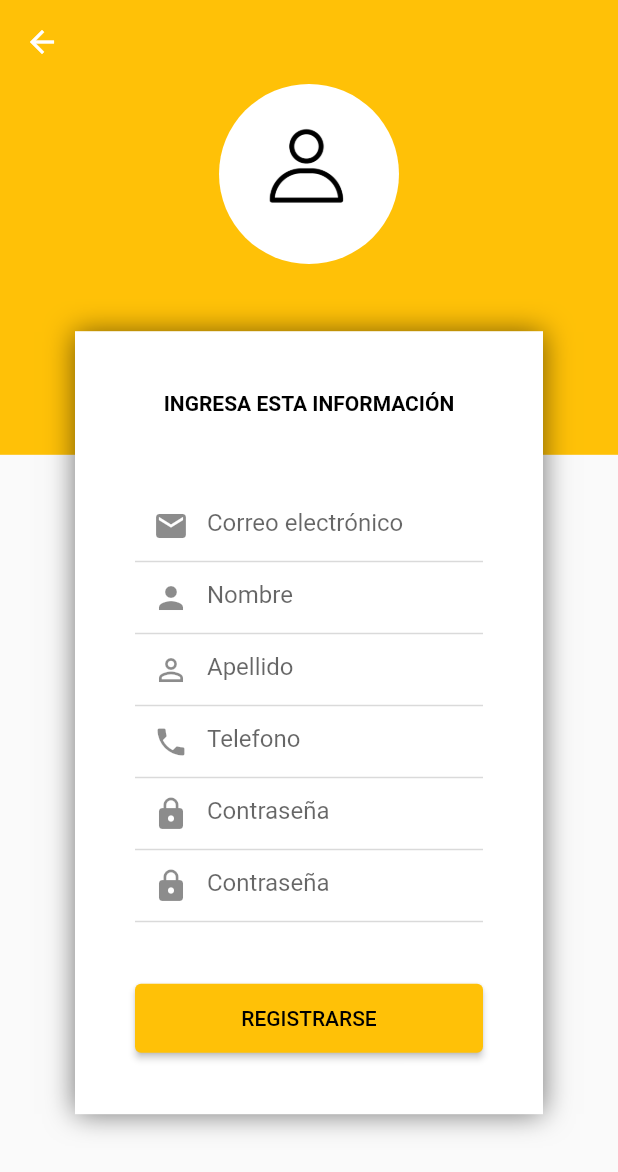
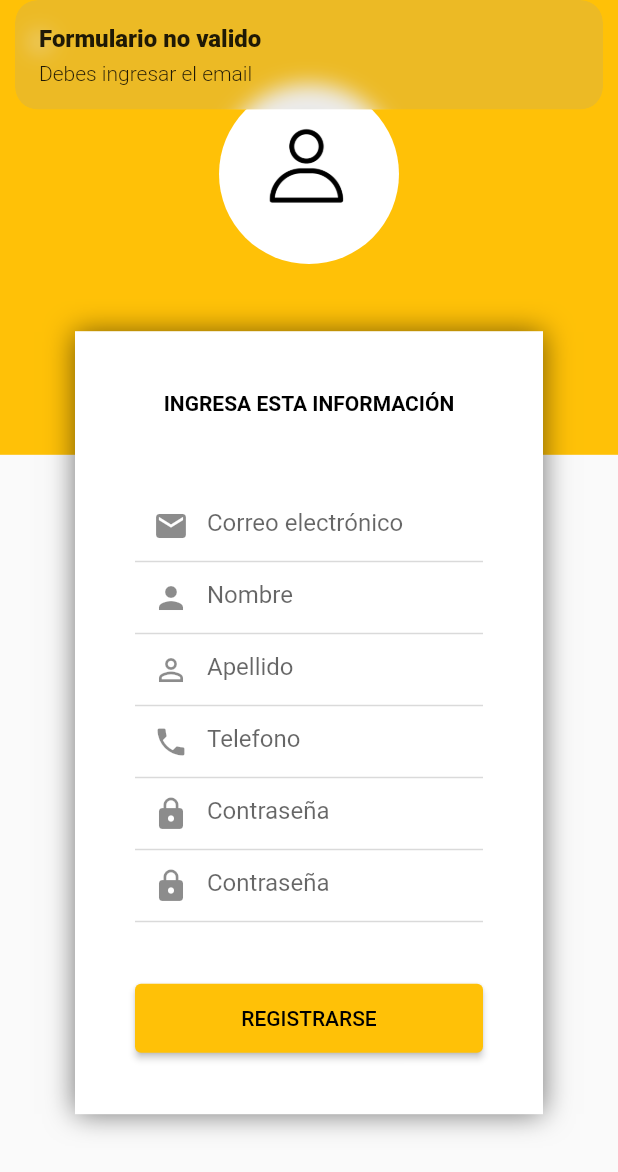
Before and after one commit to MegalLink/FlutterDeliveryApp, a Flutter app: the RegisterPage screen opened by its route, after a tap on "REGISTRARSE", on a phone screen of 412 x 824 dp. Shown: the top 1172 px of the screen. Run offline on Flutter 3.47's test engine with Material 2 defaults, Android fonts, the phone set to English and light mode, and no system bars; our stand-ins replace get.

Commit message:
Add validations to login and register page flutter

```diff
--- a/lib/src/pages/Login/login_controller.dart
+++ b/lib/src/pages/Login/login_controller.dart
@@ -1,7 +1,39 @@
+import 'package:flutter/material.dart';
 import 'package:get/get.dart';
 
 class LoginController extends GetxController {
+  TextEditingController emailCtrl = TextEditingController();
+  TextEditingController passwordCtrl = TextEditingController();
+
   void goToRegisterPage() {
     Get.toNamed('/register');
   }
+
+  void login() {
+    String email = emailCtrl.text.trim();
+    String password = passwordCtrl.text.trim();
+
+    if (isValidForm(email, password)) {
+      Get.snackbar('Login Data', 'Email $email , Password $password');
+    }
+  }
+
+  bool isValidForm(String email, String password) {
+    if (email.isEmpty) {
+      Get.snackbar('Formulario no valido', 'Debes ingresar el email');
+      return false;
+    }
+
+    if (!GetUtils.isEmail(email)) {
+      Get.snackbar('Formulario no valido', 'Debes ingresar un email valido');
+      return false;
+    }
+
+    if (password.isEmpty) {
+      Get.snackbar('Formulario no valido', 'Debes ingresar el password');
+      return false;
+    }
+
+    return true;
+  }
 }
--- a/lib/src/pages/Login/login_page.dart
+++ b/lib/src/pages/Login/login_page.dart
@@ -32,7 +32,7 @@ class LoginPage extends StatelessWidget {
               )
             ],
           ),
-          const _LoginForm()
+          _LoginForm()
         ],
       ),
       bottomNavigationBar: Container(
@@ -63,27 +63,30 @@ class LoginPage extends StatelessWidget {
 }
 
 class _LoginForm extends StatelessWidget {
-  const _LoginForm();
+  final LoginController ctrl = Get.put(LoginController());
+  _LoginForm();
 
   @override
   Widget build(BuildContext context) {
     return FormContainer(marginSeparation: 0.35, children: [
       const FormTitle(title: 'Ingresa esta información'),
-      const FormFieldContainer(
+      FormFieldContainer(
           child: TextField(
+              controller: ctrl.emailCtrl,
               keyboardType: TextInputType.emailAddress,
-              decoration: InputDecoration(
+              decoration: const InputDecoration(
                   hintText: 'Correo electrónico',
                   prefixIcon: Icon(Icons.email)))),
-      const FormFieldContainer(
+      FormFieldContainer(
           child: TextField(
+              controller: ctrl.passwordCtrl,
               obscureText: true,
-              decoration: InputDecoration(
+              decoration: const InputDecoration(
                   hintText: 'Contraseña', prefixIcon: Icon(Icons.lock)))),
       FormFieldContainer(
           margin: const EdgeInsets.symmetric(horizontal: 40, vertical: 40),
           child: ElevatedButton(
-              onPressed: () => {},
+              onPressed: () => ctrl.login(),
               style: ElevatedButton.styleFrom(
                   padding: const EdgeInsets.symmetric(vertical: 15)),
               child: const Text(
--- /dev/null
+++ b/lib/src/pages/register/register_controller.dart
@@ -0,0 +1,65 @@
+import 'package:flutter/material.dart';
+import 'package:get/get.dart';
+
+class RegisterController extends GetxController {
+  TextEditingController emailCtrl = TextEditingController();
+  TextEditingController nameCtrl = TextEditingController();
+  TextEditingController lastNameCtrl = TextEditingController();
+  TextEditingController phoneCtrl = TextEditingController();
+  TextEditingController passwordCtrl = TextEditingController();
+  TextEditingController confirmPasswordCtrl = TextEditingController();
+
+  void register() {
+    String email = emailCtrl.text.trim();
+    String name = nameCtrl.text.trim();
+    String lastName = lastNameCtrl.text.trim();
+    String phone = phoneCtrl.text.trim();
+    String password = passwordCtrl.text.trim();
+    String confirmPassword = confirmPasswordCtrl.text.trim();
+
+    String errorMessage =
+        _checkErrors(email, name, lastName, phone, password, confirmPassword);
+
+    if (errorMessage.isNotEmpty) {
+      Get.snackbar('Formulario no valido', errorMessage);
+    } else {
+      Get.snackbar('Register Data', 'Email $email , ,Password $password');
+    }
+  }
+
+  String _checkErrors(email, name, lastName, phone, password, confirmPassword) {
+    if (email.isEmpty) {
+      return 'Debes ingresar el email';
+    }
+
+    if (!GetUtils.isEmail(email)) {
+      return 'Debes ingresar un email valido';
+    }
+
+    if (name.isEmpty) {
+      return "EL campo nombre no puede ser vacio";
+    }
+
+    if (lastName.isEmpty) {
+      return "EL campo apellido no puede ser vacio";
+    }
+
+    if (phone.isEmpty) {
+      return "EL campo telefono no puede ser vacio";
+    }
+
+    if (password.isEmpty) {
+      return "EL campo password no puede ser vacio";
+    }
+
+    if (password.length < 6) {
+      return "La longitud del campo password debe ser mayor que 6";
+    }
+
+    if (confirmPassword != password) {
+      return "La confirmación del password no coincide";
+    }
+
+    return '';
+  }
+}
--- a/lib/src/pages/register/register_page.dart
+++ b/lib/src/pages/register/register_page.dart
@@ -1,4 +1,6 @@
+import 'package:delivery_app/src/pages/register/register_controller.dart';
 import 'package:flutter/material.dart';
+import 'package:get/get.dart';
 
 import '../../widgets/form/form_container.dart';
 import '../../widgets/form/form_field_container.dart';
@@ -26,7 +28,7 @@ class RegisterPage extends StatelessWidget {
               _ImageCover(),
             ],
           ),
-          const _RegisterForm()
+          _RegisterForm()
         ],
       ),
     );
@@ -34,49 +36,55 @@ class RegisterPage extends StatelessWidget {
 }
 
 class _RegisterForm extends StatelessWidget {
-  const _RegisterForm();
+  final RegisterController controller = Get.put(RegisterController());
+  _RegisterForm();
 
   @override
   Widget build(BuildContext context) {
     return FormContainer(marginSeparation: 0.20, children: [
       const FormTitle(title: 'Ingresa esta información'),
-      const FormFieldContainer(
+      FormFieldContainer(
           child: TextField(
+              controller: controller.emailCtrl,
               keyboardType: TextInputType.emailAddress,
-              decoration: InputDecoration(
+              decoration: const InputDecoration(
                   hintText: 'Correo electrónico',
                   prefixIcon: Icon(Icons.email)))),
-      const FormFieldContainer(
+      FormFieldContainer(
           child: TextField(
+              controller: controller.nameCtrl,
               keyboardType: TextInputType.text,
-              decoration: InputDecoration(
+              decoration: const InputDecoration(
                   hintText: 'Nombre', prefixIcon: Icon(Icons.person)))),
-      const FormFieldContainer(
+      FormFieldContainer(
           child: TextField(
+              controller: controller.lastNameCtrl,
               keyboardType: TextInputType.text,
-              decoration: InputDecoration(
+              decoration: const InputDecoration(
                   hintText: 'Apellido',
                   prefixIcon: Icon(Icons.person_outline)))),
-      const FormFieldContainer(
+      FormFieldContainer(
           child: TextField(
+              controller: controller.phoneCtrl,
               keyboardType: TextInputType.phone,
+              decoration: const InputDecoration(
+                  hintText: 'Telefono', prefixIcon: Icon(Icons.phone)))),
+      FormFieldContainer(
+          child: TextField(
+              controller: controller.passwordCtrl,
               obscureText: true,
-              decoration: InputDecoration(
-                  hintText: 'Telefono', prefixIcon: Icon(Icons.phone)))),
-      const FormFieldContainer(
+              decoration: const InputDecoration(
+                  hintText: 'Contraseña', prefixIcon: Icon(Icons.lock)))),
+      FormFieldContainer(
           child: TextField(
+              controller: controller.confirmPasswordCtrl,
               obscureText: true,
-              decoration: InputDecoration(
-                  hintText: 'Contraseña', prefixIcon: Icon(Icons.lock)))),
-      const FormFieldContainer(
-          child: TextField(
-              obscureText: true,
-              decoration: InputDecoration(
+              decoration: const InputDecoration(
                   hintText: 'Contraseña', prefixIcon: Icon(Icons.lock)))),
       FormFieldContainer(
           margin: const EdgeInsets.symmetric(horizontal: 40, vertical: 40),
           child: ElevatedButton(
-              onPressed: () => {},
+              onPressed: () => controller.register(),
               style: ElevatedButton.styleFrom(
                   padding: const EdgeInsets.symmetric(vertical: 15)),
               child: const Text(
```
